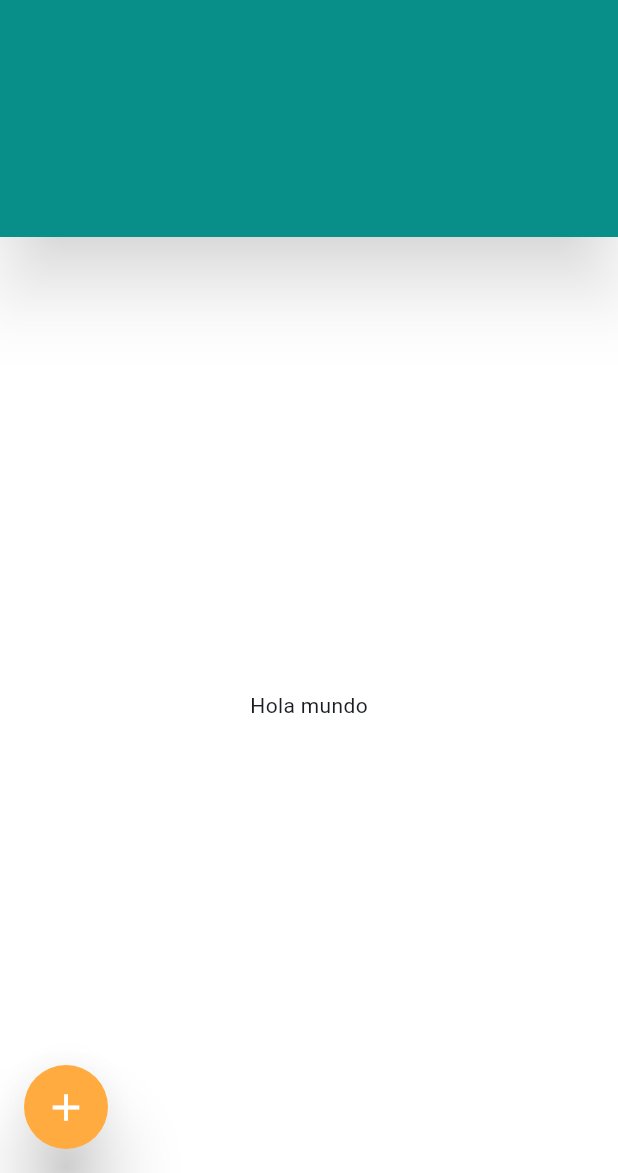
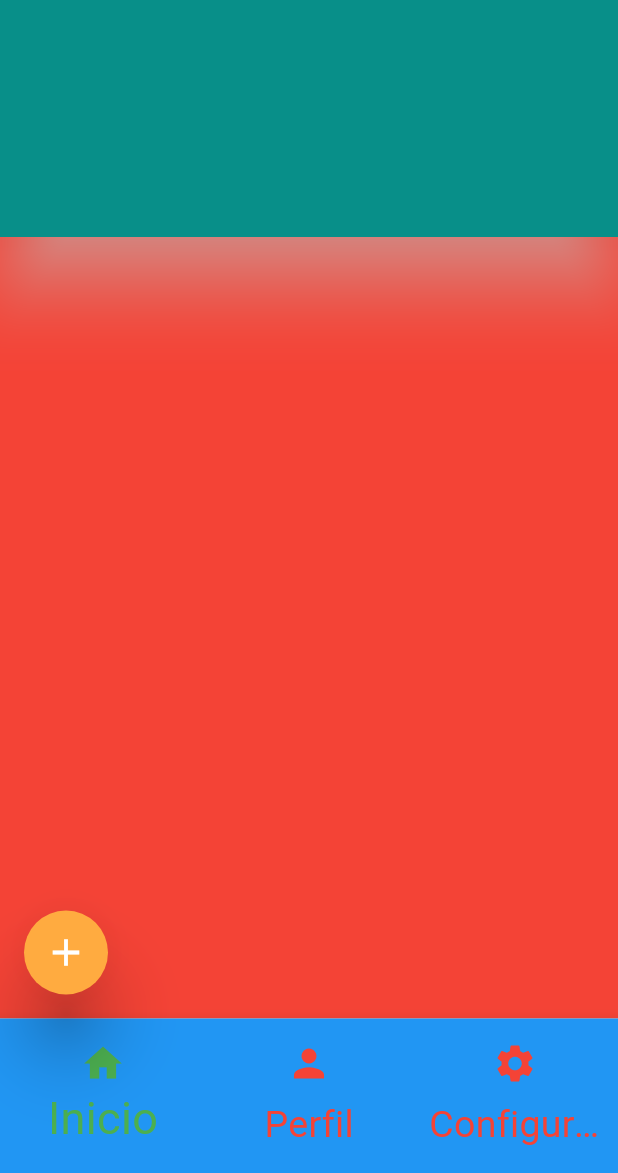
Before and after one commit to RonaldBecerra/flutter_my_first_app, a Flutter app: the screen it shows after launch, on a phone screen of 412 x 824 dp, the part 63-1236 px from its top. Run offline on Flutter 3.47's test engine with Material 3 defaults, Android fonts, the phone set to English and light mode, and no system bars; our stand-ins replace page_transition; project files that could hold a hidden picture were left out.

Commit message:
Hasta la clase 2 del módulo 7. Queda pendiente aplicar la misma lógica del BottomNavigatorBar al menú del Drawer, es decir, permitir la navegación con los botones de ese menú. Eso no lo hizo ella sino que mencionó que lo hiciéramos

```diff
--- a/lib/Pages/MyHomePage.dart
+++ b/lib/Pages/MyHomePage.dart
@@ -9,6 +9,10 @@ import 'package:my_first_app/Widgets/Basicos/MyFloatingActionButton.dart';
 import 'package:my_first_app/Widgets/Basicos/MyIcon.dart';
 import 'package:my_first_app/Widgets/Basicos/MyImage.dart';
 import 'package:my_first_app/Widgets/Basicos/MyRichText.dart';
+import 'package:my_first_app/Widgets/Menu/Fragments/MyHome.dart';
+import 'package:my_first_app/Widgets/Menu/Fragments/MyProfile.dart';
+import 'package:my_first_app/Widgets/Menu/Fragments/MySetting.dart';
+import 'package:my_first_app/Widgets/Menu/MyBottomNavigatorBar.dart';
 import 'package:my_first_app/Widgets/Menu/MyDrawer.dart';
 
 import '../Widgets/Basicos/MyText.dart';
@@ -23,17 +27,32 @@ class MyHomePage extends StatefulWidget {
 }
 
 class _MyHomePageState extends State<MyHomePage> {
-  int _counter = 0;
+  // Original de la aplicación demo
+  /*int _counter = 0;
 
   void _incrementCounter() {
     setState(() {
       _counter++;
     });
-  }
+  }*/
+
+  List fragments = [
+    MyHome(),
+    MyProfile(),
+    MySetting(),
+  ];
+
+  int currentIndex = 0;
 
   @override
   Widget build(BuildContext context) {
     return menusModulo6();
+  }
+
+  onTab(int index){
+    setState(() {
+      this.currentIndex = index;
+    });
   }
 
   // Como quedó con actividad del módulo 2, más modificaciones en el módulo 6
@@ -42,15 +61,17 @@ class _MyHomePageState extends State<MyHomePage> {
     //var args = ModalRoute.of(context)!.settings.arguments as String;
     return Scaffold(
       drawer: MyDrawer(),
+      bottomNavigationBar: MyBottomNavigatorBar(onTab, currentIndex),
       backgroundColor: Colors.white,
       floatingActionButton: FloatingActionButtonCF(),
       floatingActionButtonLocation: FloatingActionButtonLocation.startFloat,
       appBar: AppBarCF("Codigo Facilito"),
       //appBar: AppBarCF(args),
-      body: SafeArea(
+      /*body: SafeArea(
         child: Center(child: Text("Hola mundo")),
         //child: Center(child: ImageCF()),
-      ),
+      ),*/
+      body: fragments[currentIndex],
     );
   }
 
--- /dev/null
+++ b/lib/Widgets/Menu/Fragments/MyHome.dart
@@ -0,0 +1,11 @@
+import 'package:flutter/material.dart';
+
+class MyHome extends StatelessWidget{
+  @override
+  Widget build(BuildContext context) {
+    // TODO: implement build
+    return Container(
+      color: Colors.red,
+    );
+  }
+}
--- /dev/null
+++ b/lib/Widgets/Menu/Fragments/MyProfile.dart
@@ -0,0 +1,11 @@
+import 'package:flutter/material.dart';
+
+class MyProfile extends StatelessWidget{
+  @override
+  Widget build(BuildContext context) {
+    // TODO: implement build
+    return Container(
+      color: Colors.blue,
+    );
+  }
+}
--- /dev/null
+++ b/lib/Widgets/Menu/Fragments/MySetting.dart
@@ -0,0 +1,11 @@
+import 'package:flutter/material.dart';
+
+class MySetting extends StatelessWidget{
+  @override
+  Widget build(BuildContext context) {
+    // TODO: implement build
+    return Container(
+      color: Colors.green,
+    );
+  }
+}
--- /dev/null
+++ b/lib/Widgets/Menu/MyBottomNavigatorBar.dart
@@ -0,0 +1,37 @@
+import 'package:flutter/material.dart';
+
+typedef VoidCallbackParam(int index);
+
+class MyBottomNavigatorBar extends StatelessWidget{
+  VoidCallbackParam voidCallbackParam;
+  int currentIndex;
+  MyBottomNavigatorBar(this.voidCallbackParam, this.currentIndex);
+  @override
+  Widget build(BuildContext context) {
+    // TODO: implement build
+    return BottomNavigationBar(
+      onTap: voidCallbackParam,
+      selectedItemColor: Colors.green,
+      unselectedItemColor: Colors.red,
+      iconSize: 30,
+      selectedFontSize: 30,
+      unselectedFontSize: 25,
+      backgroundColor: Colors.blue,
+      currentIndex: currentIndex,
+      items: [
+        BottomNavigationBarItem(
+          icon: Icon(Icons.home),
+          label: "Inicio",
+        ),
+        BottomNavigationBarItem(
+          icon: Icon(Icons.person),
+          label: "Perfil",
+        ),
+        BottomNavigationBarItem(
+          icon: Icon(Icons.settings),
+          label: "Configuración",
+        ),
+      ],
+    );
+  }
+}
```
